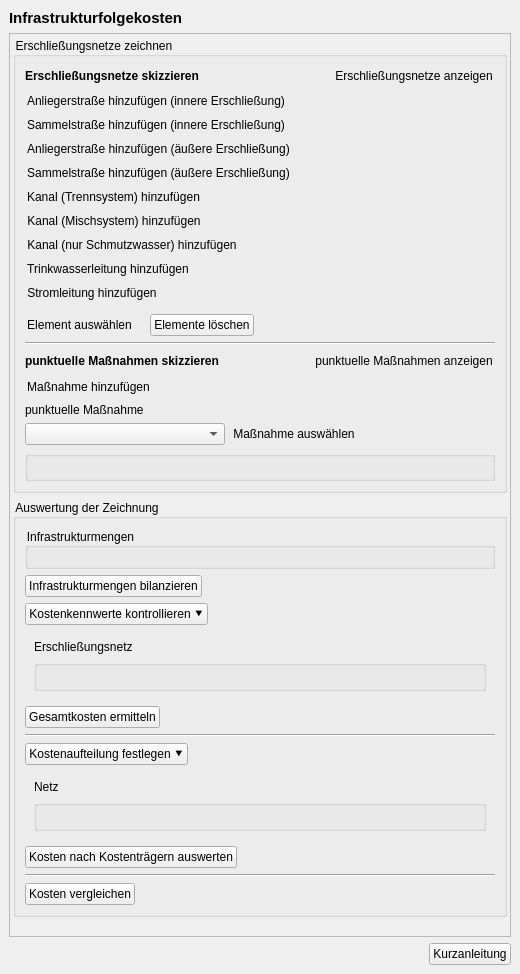
projektcheck/ProjektCheck-QGIS, file projektchecktools/ui/ProjektCheck_dockwidget_analysis_06-IFK.ui: the form before one commit.
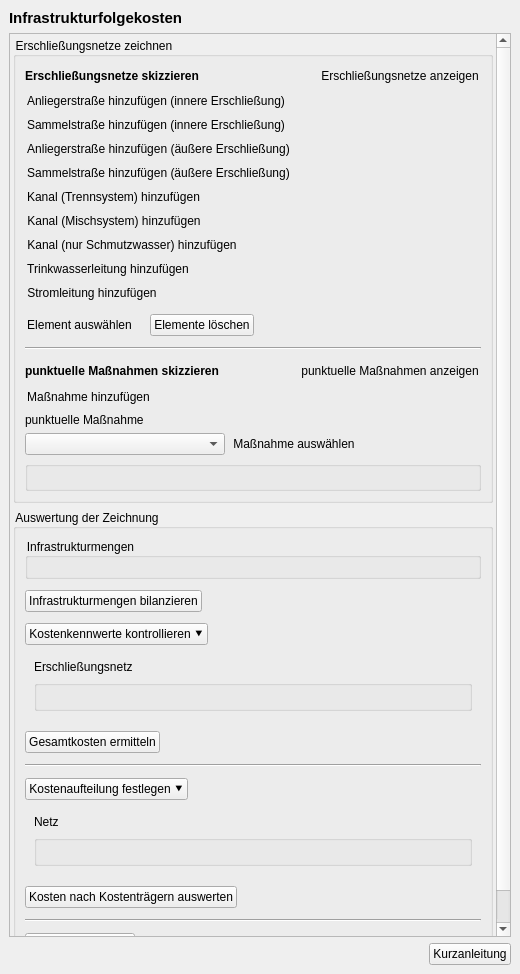
The form after the commit. Icons and pictures are not drawn. Custom widgets are drawn as their Qt base class.

Commit message: layout change infrastructure (added spaces)

Patch:
```diff
--- a/projektchecktools/ui/ProjektCheck_dockwidget_analysis_06-IFK.ui
+++ b/projektchecktools/ui/ProjektCheck_dockwidget_analysis_06-IFK.ui
@@ -95,9 +95,9 @@
        <property name="geometry">
         <rect>
          <x>0</x>
-         <y>0</y>
+         <y>-82</y>
          <width>493</width>
-         <height>917</height>
+         <height>1027</height>
         </rect>
        </property>
        <layout class="QVBoxLayout" name="verticalLayout_2">
@@ -582,7 +582,7 @@
             </widget>
            </item>
            <item>
-            <spacer name="verticalSpacer">
+            <spacer name="verticalSpacer_4">
              <property name="orientation">
               <enum>Qt::Vertical</enum>
              </property>
@@ -684,6 +684,22 @@
              </item>
             </layout>
            </item>
+           <item>
+            <spacer name="verticalSpacer_11">
+             <property name="orientation">
+              <enum>Qt::Vertical</enum>
+             </property>
+             <property name="sizeType">
+              <enum>QSizePolicy::Fixed</enum>
+             </property>
+             <property name="sizeHint" stdset="0">
+              <size>
+               <width>20</width>
+               <height>5</height>
+              </size>
+             </property>
+            </spacer>
+           </item>
            <item>
             <widget class="Line" name="line_5">
              <property name="orientation">
@@ -691,6 +707,22 @@
              </property>
             </widget>
            </item>
+           <item>
+            <spacer name="verticalSpacer_12">
+             <property name="orientation">
+              <enum>Qt::Vertical</enum>
+             </property>
+             <property name="sizeType">
+              <enum>QSizePolicy::Fixed</enum>
+             </property>
+             <property name="sizeHint" stdset="0">
+              <size>
+               <width>20</width>
+               <height>5</height>
+              </size>
+             </property>
+            </spacer>
+           </item>
            <item>
             <layout class="QHBoxLayout" name="horizontalLayout_3">
              <item>
@@ -946,6 +978,22 @@
              <layout class="QVBoxLayout" name="verticalLayout_7"/>
             </widget>
            </item>
+           <item>
+            <spacer name="verticalSpacer_7">
+             <property name="orientation">
+              <enum>Qt::Vertical</enum>
+             </property>
+             <property name="sizeType">
+              <enum>QSizePolicy::Fixed</enum>
+             </property>
+             <property name="sizeHint" stdset="0">
+              <size>
+               <width>20</width>
+               <height>5</height>
+              </size>
+             </property>
+            </spacer>
+           </item>
            <item>
             <widget class="QPushButton" name="infrastrukturmengen_button">
              <property name="sizePolicy">
@@ -966,6 +1014,22 @@
              </property>
             </widget>
            </item>
+           <item>
+            <spacer name="verticalSpacer_3">
+             <property name="orientation">
+              <enum>Qt::Vertical</enum>
+             </property>
+             <property name="sizeType">
+              <enum>QSizePolicy::Fixed</enum>
+             </property>
+             <property name="sizeHint" stdset="0">
+              <size>
+               <width>20</width>
+               <height>5</height>
+              </size>
+             </property>
+            </spacer>
+           </item>
            <item>
             <widget class="QPushButton" name="kostenkennwerte_button">
              <property name="sizePolicy">
@@ -1022,6 +1086,22 @@
              </layout>
             </widget>
            </item>
+           <item>
+            <spacer name="verticalSpacer_5">
+             <property name="orientation">
+              <enum>Qt::Vertical</enum>
+             </property>
+             <property name="sizeType">
+              <enum>QSizePolicy::Fixed</enum>
+             </property>
+             <property name="sizeHint" stdset="0">
+              <size>
+               <width>20</width>
+               <height>5</height>
+              </size>
+             </property>
+            </spacer>
+           </item>
            <item>
             <widget class="QPushButton" name="gesamtkosten_button">
              <property name="sizePolicy">
@@ -1042,6 +1122,22 @@
              </property>
             </widget>
            </item>
+           <item>
+            <spacer name="verticalSpacer_9">
+             <property name="orientation">
+              <enum>Qt::Vertical</enum>
+             </property>
+             <property name="sizeType">
+              <enum>QSizePolicy::Fixed</enum>
+             </property>
+             <property name="sizeHint" stdset="0">
+              <size>
+               <width>20</width>
+               <height>5</height>
+              </size>
+             </property>
+            </spacer>
+           </item>
            <item>
             <widget class="Line" name="line">
              <property name="frameShadow">
@@ -1052,6 +1148,22 @@
              </property>
             </widget>
            </item>
+           <item>
+            <spacer name="verticalSpacer_8">
+             <property name="orientation">
+              <enum>Qt::Vertical</enum>
+             </property>
+             <property name="sizeType">
+              <enum>QSizePolicy::Fixed</enum>
+             </property>
+             <property name="sizeHint" stdset="0">
+              <size>
+               <width>20</width>
+               <height>5</height>
+              </size>
+             </property>
+            </spacer>
+           </item>
            <item>
             <widget class="QPushButton" name="kostenaufteilung_button">
              <property name="sizePolicy">
@@ -1108,6 +1220,22 @@
              </layout>
             </widget>
            </item>
+           <item>
+            <spacer name="verticalSpacer_6">
+             <property name="orientation">
+              <enum>Qt::Vertical</enum>
+             </property>
+             <property name="sizeType">
+              <enum>QSizePolicy::Fixed</enum>
+             </property>
+             <property name="sizeHint" stdset="0">
+              <size>
+               <width>20</width>
+               <height>5</height>
+              </size>
+             </property>
+            </spacer>
+           </item>
            <item>
             <widget class="QPushButton" name="kostentraeger_button">
              <property name="sizePolicy">
@@ -1128,6 +1256,22 @@
              </property>
             </widget>
            </item>
+           <item>
+            <spacer name="verticalSpacer_10">
+             <property name="orientation">
+              <enum>Qt::Vertical</enum>
+             </property>
+             <property name="sizeType">
+              <enum>QSizePolicy::Fixed</enum>
+             </property>
+             <property name="sizeHint" stdset="0">
+              <size>
+               <width>20</width>
+               <height>5</height>
+              </size>
+             </property>
+            </spacer>
+           </item>
            <item>
             <widget class="Line" name="line_3">
              <property name="frameShadow">
@@ -1138,6 +1282,22 @@
              </property>
             </widget>
            </item>
+           <item>
+            <spacer name="verticalSpacer">
+             <property name="orientation">
+              <enum>Qt::Vertical</enum>
+             </property>
+             <property name="sizeType">
+              <enum>QSizePolicy::Fixed</enum>
+             </property>
+             <property name="sizeHint" stdset="0">
+              <size>
+               <width>20</width>
+               <height>5</height>
+              </size>
+             </property>
+            </spacer>
+           </item>
            <item>
             <widget class="QPushButton" name="kostenvergleich_button">
              <property name="sizePolicy">
```
